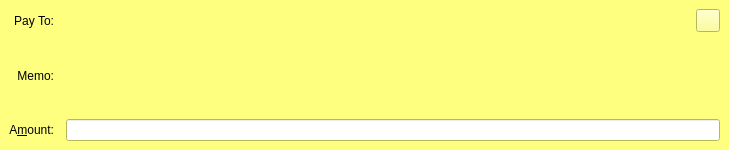
Before: the Qt Designer form src/qt/forms/sendcoinsentry.ui in TrezarCoin/TrezarCoin, drawn with Qt 5.
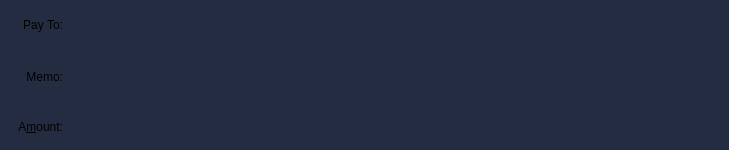
After: the same form once the commit is applied. The open tabs and pages were chosen to show the change. Icons and pictures are not drawn. Custom widgets are drawn as their Qt base class.

Diff of the .ui file:
```diff
--- a/src/qt/forms/sendcoinsentry.ui
+++ b/src/qt/forms/sendcoinsentry.ui
@@ -10,12 +10,27 @@
     <height>150</height>
    </rect>
   </property>
+  <property name="sizePolicy">
+   <sizepolicy hsizetype="Maximum" vsizetype="Maximum">
+    <horstretch>0</horstretch>
+    <verstretch>0</verstretch>
+   </sizepolicy>
+  </property>
   <property name="focusPolicy">
    <enum>Qt::TabFocus</enum>
   </property>
   <property name="autoFillBackground">
    <bool>false</bool>
   </property>
+  <property name="styleSheet">
+   <string notr="true">background:#242c41;
+padding:2px;
+border-radius:10px;
+</string>
+  </property>
+  <property name="currentIndex">
+   <number>0</number>
+  </property>
   <widget class="QFrame" name="SendCoins">
    <property name="toolTip">
     <string>This is a normal payment.</string>
@@ -213,8 +228,8 @@
     <palette>
      <active>
       <colorrole role="WindowText">
-       <brush brushstyle="SolidPattern">
-        <color alpha="255">
+       <brush brushstyle="NoBrush">
+        <color alpha="128">
          <red>0</red>
          <green>0</green>
          <blue>0</blue>
@@ -224,9 +239,9 @@
       <colorrole role="Button">
        <brush brushstyle="SolidPattern">
         <color alpha="255">
-         <red>255</red>
-         <green>255</green>
-         <blue>127</blue>
+         <red>36</red>
+         <green>44</green>
+         <blue>65</blue>
         </color>
        </brush>
       </colorrole>
@@ -296,18 +311,18 @@
       <colorrole role="Base">
        <brush brushstyle="SolidPattern">
         <color alpha="255">
-         <red>255</red>
-         <green>255</green>
-         <blue>255</blue>
+         <red>36</red>
+         <green>44</green>
+         <blue>65</blue>
         </color>
        </brush>
       </colorrole>
       <colorrole role="Window">
        <brush brushstyle="SolidPattern">
         <color alpha="255">
-         <red>255</red>
-         <green>255</green>
-         <blue>127</blue>
+         <red>36</red>
+         <green>44</green>
+         <blue>65</blue>
         </color>
        </brush>
       </colorrole>
@@ -347,11 +362,20 @@
         </color>
        </brush>
       </colorrole>
+      <colorrole role="WindowText">
+       <brush brushstyle="NoBrush">
+        <color alpha="128">
+         <red>0</red>
+         <green>0</green>
+         <blue>0</blue>
+        </color>
+       </brush>
+      </colorrole>
      </active>
      <inactive>
       <colorrole role="WindowText">
-       <brush brushstyle="SolidPattern">
-        <color alpha="255">
+       <brush brushstyle="NoBrush">
+        <color alpha="128">
          <red>0</red>
          <green>0</green>
          <blue>0</blue>
@@ -361,9 +385,9 @@
       <colorrole role="Button">
        <brush brushstyle="SolidPattern">
         <color alpha="255">
-         <red>255</red>
-         <green>255</green>
-         <blue>127</blue>
+         <red>36</red>
+         <green>44</green>
+         <blue>65</blue>
         </color>
        </brush>
       </colorrole>
@@ -433,18 +457,18 @@
       <colorrole role="Base">
        <brush brushstyle="SolidPattern">
         <color alpha="255">
-         <red>255</red>
-         <green>255</green>
-         <blue>255</blue>
+         <red>36</red>
+         <green>44</green>
+         <blue>65</blue>
         </color>
        </brush>
       </colorrole>
       <colorrole role="Window">
        <brush brushstyle="SolidPattern">
         <color alpha="255">
-         <red>255</red>
-         <green>255</green>
-         <blue>127</blue>
+         <red>36</red>
+         <green>44</green>
+         <blue>65</blue>
         </color>
        </brush>
       </colorrole>
@@ -484,23 +508,32 @@
         </color>
        </brush>
       </colorrole>
+      <colorrole role="WindowText">
+       <brush brushstyle="NoBrush">
+        <color alpha="128">
+         <red>0</red>
+         <green>0</green>
+         <blue>0</blue>
+        </color>
+       </brush>
+      </colorrole>
      </inactive>
      <disabled>
       <colorrole role="WindowText">
-       <brush brushstyle="SolidPattern">
-        <color alpha="255">
-         <red>127</red>
-         <green>127</green>
-         <blue>63</blue>
+       <brush brushstyle="NoBrush">
+        <color alpha="128">
+         <red>0</red>
+         <green>0</green>
+         <blue>0</blue>
         </color>
        </brush>
       </colorrole>
       <colorrole role="Button">
        <brush brushstyle="SolidPattern">
         <color alpha="255">
-         <red>255</red>
-         <green>255</green>
-         <blue>127</blue>
+         <red>36</red>
+         <green>44</green>
+         <blue>65</blue>
         </color>
        </brush>
       </colorrole>
@@ -570,18 +603,18 @@
       <colorrole role="Base">
        <brush brushstyle="SolidPattern">
         <color alpha="255">
-         <red>255</red>
-         <green>255</green>
-         <blue>127</blue>
+         <red>36</red>
+         <green>44</green>
+         <blue>65</blue>
         </color>
        </brush>
       </colorrole>
       <colorrole role="Window">
        <brush brushstyle="SolidPattern">
         <color alpha="255">
-         <red>255</red>
-         <green>255</green>
-         <blue>127</blue>
+         <red>36</red>
+         <green>44</green>
+         <blue>65</blue>
         </color>
        </brush>
       </colorrole>
@@ -621,6 +654,15 @@
         </color>
        </brush>
       </colorrole>
+      <colorrole role="WindowText">
+       <brush brushstyle="NoBrush">
+        <color alpha="128">
+         <red>0</red>
+         <green>0</green>
+         <blue>0</blue>
+        </color>
+       </brush>
+      </colorrole>
      </disabled>
     </palette>
    </property>
@@ -628,7 +670,7 @@
     <string>This is an unauthenticated payment request.</string>
    </property>
    <property name="autoFillBackground">
-    <bool>true</bool>
+    <bool>false</bool>
    </property>
    <property name="frameShape">
     <enum>QFrame::NoFrame</enum>
@@ -1245,15 +1287,16 @@
   </widget>
  </widget>
  <customwidgets>
-  <customwidget>
-   <class>QValidatedLineEdit</class>
-   <extends>QLineEdit</extends>
-   <header>qvalidatedlineedit.h</header>
-  </customwidget>
   <customwidget>
    <class>BitcoinAmountField</class>
    <extends>QLineEdit</extends>
    <header>bitcoinamountfield.h</header>
+   <container>1</container>
+  </customwidget>
+  <customwidget>
+   <class>QValidatedLineEdit</class>
+   <extends>QLineEdit</extends>
+   <header>qvalidatedlineedit.h</header>
   </customwidget>
  </customwidgets>
  <tabstops>
```
Left out of the diff: 209 changed lines with no effect on the pictures.
